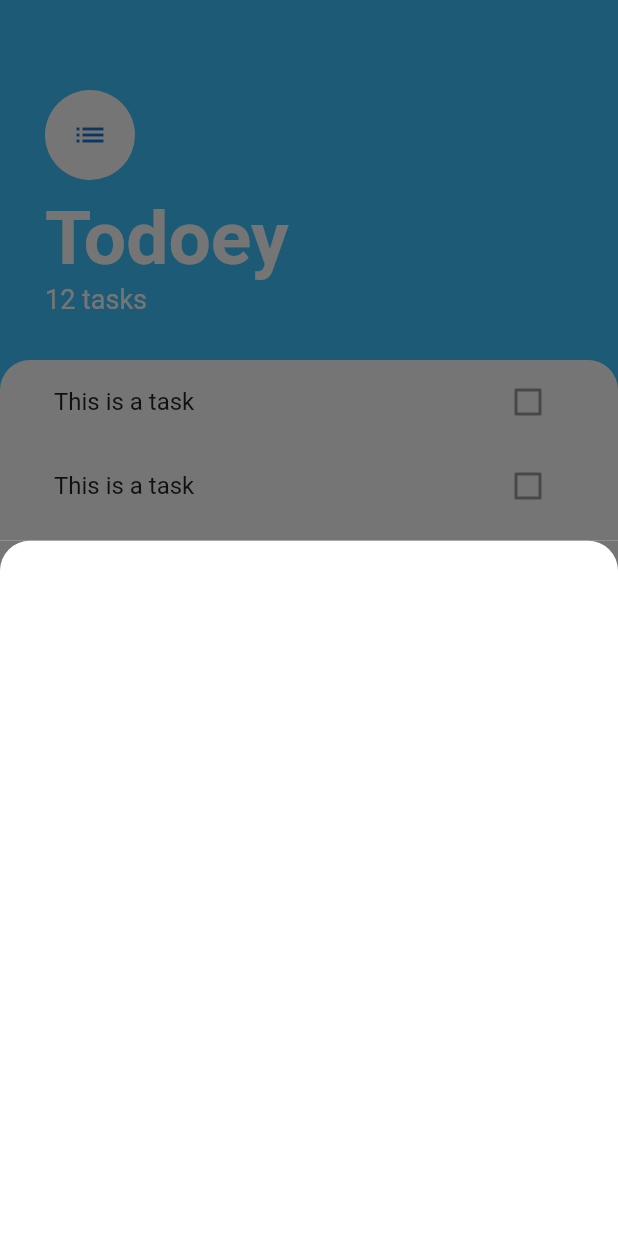
After one commit to tronghien/todoey_flutter, a Flutter app: the screen it shows after launch, after a tap on the "add" icon, on a phone screen of 412 x 824 dp. The commit adds this screen. Run offline on Flutter 3.47's test engine with Material 2 defaults, Android fonts, the phone set to English and light mode, and no system bars.

Commit message:
Before bottomsheet challenge

```diff
--- /dev/null
+++ b/lib/screens/add_task_screen.dart
@@ -0,0 +1,21 @@
+import 'package:flutter/material.dart';
+
+class AddTaskScreen extends StatelessWidget {
+  @override
+  Widget build(BuildContext context) {
+    // TODO: implement build
+    return Container(
+      color: Color(0xff757575),
+      child: Container(
+        decoration: BoxDecoration(
+          color: Colors.white,
+          borderRadius: BorderRadius.only(
+            topLeft: Radius.circular(20.0),
+            topRight: Radius.circular(20.0),
+          )
+        ),
+      ),
+    );
+  }
+
+}
--- a/lib/screens/tasks_screen.dart
+++ b/lib/screens/tasks_screen.dart
@@ -1,5 +1,6 @@
 import 'package:flutter/material.dart';
 import 'package:todoey_flutter/widgets/task_list.dart';
+import 'package:todoey_flutter/screens/add_task_screen.dart';
 
 class TasksScreen extends StatelessWidget {
   @override
@@ -11,7 +12,7 @@ class TasksScreen extends StatelessWidget {
           child: Icon(Icons.add),
           onPressed: () {
             showModalBottomSheet(
-                context: context, builder: (context) => Container());
+                context: context, builder: (context) => AddTaskScreen());
           }),
       body: Column(
         crossAxisAlignment: CrossAxisAlignment.start,
```
